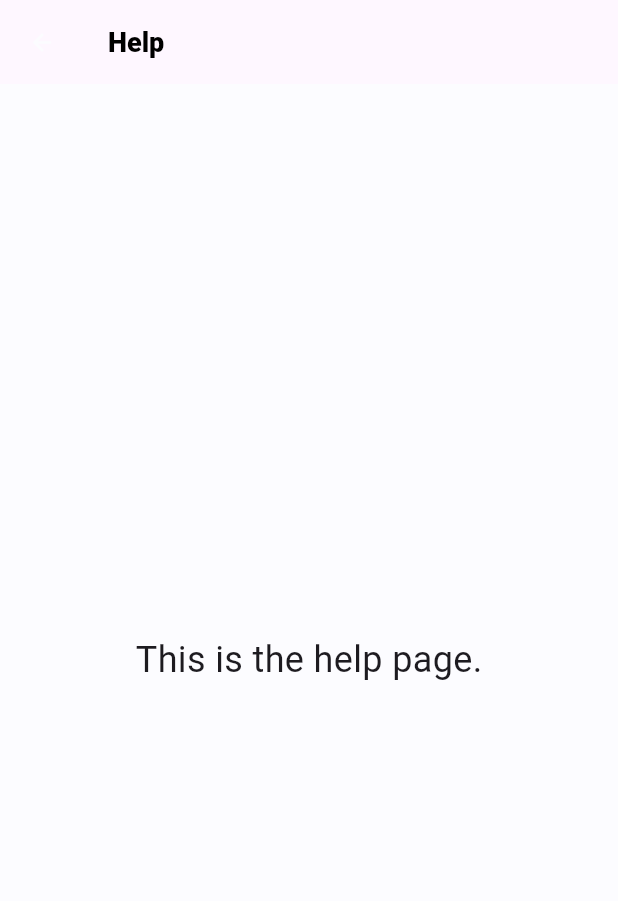
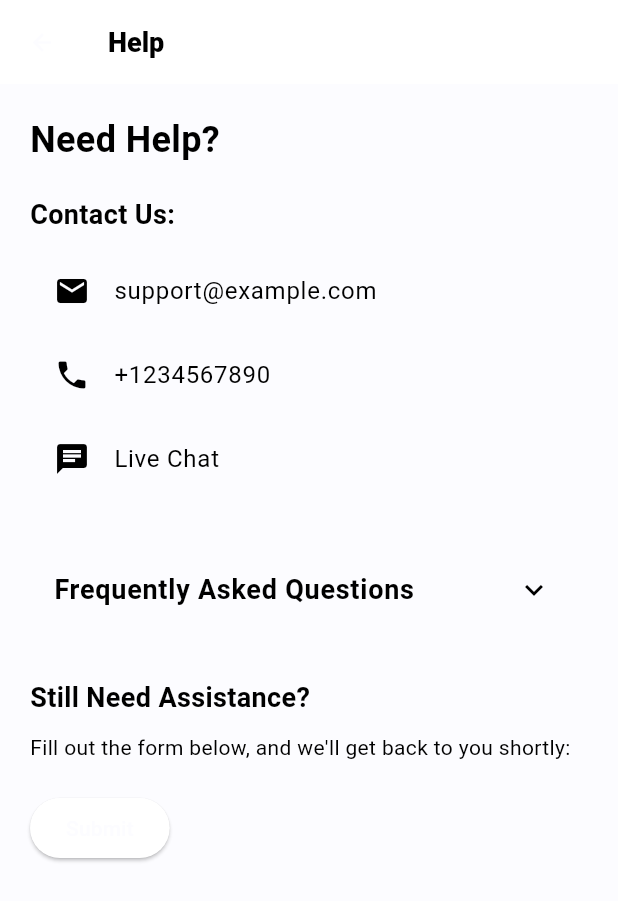
Before and after one commit to pratham-mody/Formula-C, a Flutter app: the HelpPage screen opened directly, on a phone screen of 412 x 824 dp. Shown: the top 901 px of the screen. Run offline on Flutter 3.47's test engine with Material 3 defaults, Android fonts, the light colour scheme and no system bars; our stand-ins replace ionicons, shared_preferences; accounts and stored records are empty.

Commit message:
2nd time

```diff
--- a/lib/main.dart
+++ b/lib/main.dart
@@ -1,7 +1,12 @@
+// ignore_for_file: unused_import
+
 import 'package:flutter/material.dart';
 import 'package:flutter_foodybite/screens/Signup.dart';
 import 'package:flutter_foodybite/screens/home.dart';
 import 'package:flutter_foodybite/screens/main_screen.dart';
+//import 'package:flutter_foodybite/screens/maps_screen.dart';
+// import 'package:flutter_foodybite/screens/maps_screen.dart';
+import 'package:flutter_foodybite/screens/profile.dart';
 import 'package:flutter_foodybite/util/const.dart';
 
 void main() async {
--- a/lib/screens/Signup.dart
+++ b/lib/screens/Signup.dart
@@ -1,5 +1,4 @@
 import 'package:flutter/material.dart';
-import 'package:flutter_foodybite/screens/main_screen.dart';
 import 'package:shared_preferences/shared_preferences.dart';
 
 class SignUpPage extends StatefulWidget {
--- a/lib/screens/help_page.dart
+++ b/lib/screens/help_page.dart
@@ -7,12 +7,121 @@ class HelpPage extends StatelessWidget {
       appBar: AppBar(
         title: Text('Help'),
       ),
-      body: Center(
-        child: Text(
-          'This is the help page.',
-          style: TextStyle(fontSize: 24),
+      body: SingleChildScrollView(
+        padding: EdgeInsets.all(20),
+        child: Column(
+          crossAxisAlignment: CrossAxisAlignment.start,
+          children: [
+            Text(
+              'Need Help?',
+              style: TextStyle(fontSize: 24, fontWeight: FontWeight.bold),
+            ),
+            SizedBox(height: 20),
+            _buildContactInfo(context),
+            SizedBox(height: 30),
+            _buildFAQSection(),
+            SizedBox(height: 30),
+            _buildContactForm(context),
+          ],
         ),
       ),
     );
   }
+
+  Widget _buildContactInfo(BuildContext context) {
+    return Column(
+      crossAxisAlignment: CrossAxisAlignment.start,
+      children: [
+        Text(
+          'Contact Us:',
+          style: TextStyle(fontSize: 18, fontWeight: FontWeight.bold),
+        ),
+        SizedBox(height: 10),
+        ListTile(
+          leading: Icon(Icons.email),
+          title: Text('support@example.com'),
+          onTap: () {
+            // Implement email functionality
+          },
+        ),
+        ListTile(
+          leading: Icon(Icons.phone),
+          title: Text('+1234567890'),
+          onTap: () {
+            // Implement phone call functionality
+          },
+        ),
+        ListTile(
+          leading: Icon(Icons.chat),
+          title: Text('Live Chat'),
+          onTap: () {
+            // Implement live chat functionality
+          },
+        ),
+      ],
+    );
+  }
+
+  Widget _buildFAQSection() {
+    return ExpansionTile(
+      title: Text(
+        'Frequently Asked Questions',
+        style: TextStyle(fontSize: 18, fontWeight: FontWeight.bold),
+      ),
+      children: [
+        _buildFAQItem('How do I reset my password?',
+            'To reset your password, go to the login page and click on "Forgot Password." Follow the instructions provided to reset your password.'),
+        _buildFAQItem('Can I change my username?',
+            'Currently, it is not possible to change your username. However, you can contact support for further assistance.'),
+        _buildFAQItem('What payment methods do you accept?',
+            'We accept various payment methods, including credit cards, PayPal, and bank transfers. You can choose your preferred payment method during checkout.'),
+        // Add more FAQ items as needed
+      ],
+    );
+  }
+
+  Widget _buildFAQItem(String question, String answer) {
+    return Padding(
+      padding: const EdgeInsets.symmetric(vertical: 8, horizontal: 16),
+      child: Column(
+        crossAxisAlignment: CrossAxisAlignment.start,
+        children: [
+          Text(
+            question,
+            style: TextStyle(fontSize: 16, fontWeight: FontWeight.bold),
+          ),
+          SizedBox(height: 5),
+          Text(
+            answer,
+            style: TextStyle(fontSize: 14),
+          ),
+        ],
+      ),
+    );
+  }
+
+  Widget _buildContactForm(BuildContext context) {
+    return Column(
+      crossAxisAlignment: CrossAxisAlignment.start,
+      children: [
+        Text(
+          'Still Need Assistance?',
+          style: TextStyle(fontSize: 18, fontWeight: FontWeight.bold),
+        ),
+        SizedBox(height: 10),
+        Text(
+          'Fill out the form below, and we\'ll get back to you shortly:',
+          style: TextStyle(fontSize: 14),
+        ),
+        SizedBox(height: 20),
+        // Add a contact form here
+        ElevatedButton(
+          onPressed: () {
+            // Implement submit functionality
+          },
+          child: Text('Submit'),
+        ),
+      ],
+    );
+  }
 }
--- a/lib/util/const.dart
+++ b/lib/util/const.dart
@@ -3,7 +3,7 @@ import 'package:flutter/material.dart';
 class Constants {
   static String appName = "Foody Bite";
 
-  //Colors for theme
+  // Colors for theme
   static Color lightPrimary = Color(0xfffcfcff);
   static Color darkPrimary = Colors.black;
   static Color lightAccent = Color(0xff5563ff);
@@ -13,45 +13,42 @@ class Constants {
   static Color? ratingBG = Colors.yellow[600];
 
   static ThemeData lightTheme = ThemeData(
-  backgroundColor: lightBG,
-  primaryColor: lightPrimary,
-  hintColor: lightAccent,
-  cardColor: lightAccent,
+    colorScheme: ColorScheme.light(
+      primary: lightPrimary,
+      secondary: lightAccent,
+      background: lightBG,
+    ),
     scaffoldBackgroundColor: lightBG,
     appBarTheme: AppBarTheme(
       iconTheme: IconThemeData(
         color: lightBG,
         size: 18.0,
       ),
-     titleTextStyle: TextTheme(
-      titleLarge: TextStyle(
+      titleTextStyle: TextStyle(
         color: darkBG,
         fontSize: 18.0,
         fontWeight: FontWeight.w800,
       ),
-    ).titleLarge,
     ),
   );
 
   static ThemeData darkTheme = ThemeData(
-    brightness: Brightness.dark,
-    backgroundColor: darkBG,
-    primaryColor: darkPrimary,
-    hintColor: darkAccent,
+    colorScheme: ColorScheme.dark(
+      primary: darkPrimary,
+      secondary: darkAccent,
+      background: darkBG,
+    ),
     scaffoldBackgroundColor: darkBG,
-    cardColor: darkAccent,
     appBarTheme: AppBarTheme(
       iconTheme: IconThemeData(
         color: lightBG,
         size: 18.0,
       ),
-     titleTextStyle: TextTheme(
-      titleLarge: TextStyle(
+      titleTextStyle: TextStyle(
         color: darkBG,
         fontSize: 18.0,
         fontWeight: FontWeight.w800,
       ),
-    ).titleLarge,
     ),
   );
 }
--- a/pubspec.yaml
+++ b/pubspec.yaml
@@ -14,7 +14,7 @@ description: A new Flutter application.
 version: 1.0.0+1
 
 environment:
-  sdk: ">=3.3.1 <4.0.0"
+  sdk: ">=3.3.0 <4.0.0"
 
 dependencies:
   cupertino_icons: ^1.0.6
@@ -22,6 +22,7 @@ dependencies:
     sdk: flutter
   ionicons: ^0.2.2
   shared_preferences: ^2.2.2
+  syncfusion_flutter_gauges: ^25.1.35
 
 dev_dependencies:
   flutter_test:
```
Also changed, not shown: lib/screens/accountpage.dart (added, +142 -0 lines), lib/screens/home.dart (+23 -14 lines), lib/screens/language_page.dart (added, +65 -0 lines), lib/screens/payment.dart (deleted, +0 -210 lines), lib/screens/profile.dart (+21 -34 lines), lib/screens/settings_page.dart (added, +55 -0 lines), pubspec.lock. Lines whose indentation alone changed are shown as unchanged.
